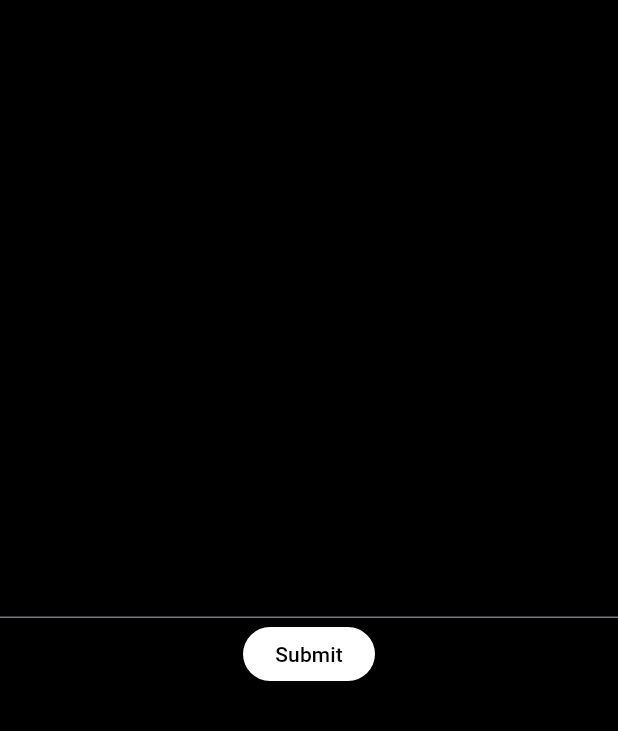
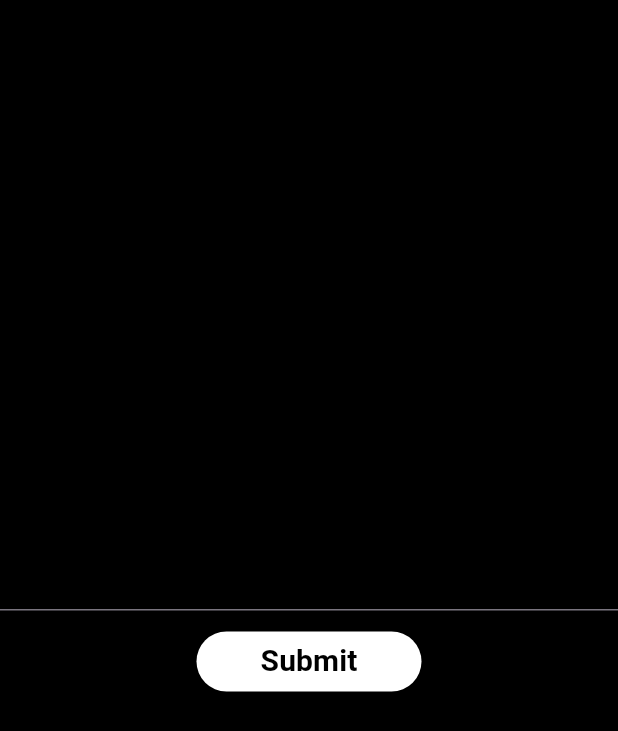
Before and after one commit to thegreatcode1/Defender, a Flutter app: the screen it shows after launch, on a phone screen of 412 x 824 dp. Shown: the top 731 px of the screen. Run offline on Flutter 3.47's test engine with Material 3 defaults, Android fonts, the phone set to English and light mode, and no system bars.

Commit message:
design home screen button and add textstyle const

```diff
--- /dev/null
+++ b/lib/core/textstyle.dart
@@ -0,0 +1,8 @@
+import 'package:flutter/material.dart';
+import 'package:phish_defender/core/colors.dart';
+
+const TextStyle hometextstyle = TextStyle(
+  color: kblack,
+  fontSize: 20,
+  fontWeight: FontWeight.bold,
+);
--- a/lib/presentation/Home/home.dart
+++ b/lib/presentation/Home/home.dart
@@ -1,5 +1,7 @@
 import 'package:flutter/material.dart';
 import 'package:phish_defender/core/colors.dart';
+import 'package:phish_defender/core/constants.dart';
+import 'package:phish_defender/core/textstyle.dart';
 
 class HomeScreen extends StatelessWidget {
   const HomeScreen({super.key});
@@ -13,6 +15,7 @@ class HomeScreen extends StatelessWidget {
             mainAxisAlignment: MainAxisAlignment.center,
             children: [
               TextFormField(),
+              khight,
               MaterialButton(
                 onPressed: () {},
                 color: kwhite,
@@ -24,7 +27,9 @@ class HomeScreen extends StatelessWidget {
                     ),
                   ),
                 ),
-                child: const Text("Submit"),
+                minWidth:150,
+                height: 40,
+                child: const Text("Submit",style: hometextstyle,),
               ),
             ],
           ),
```
